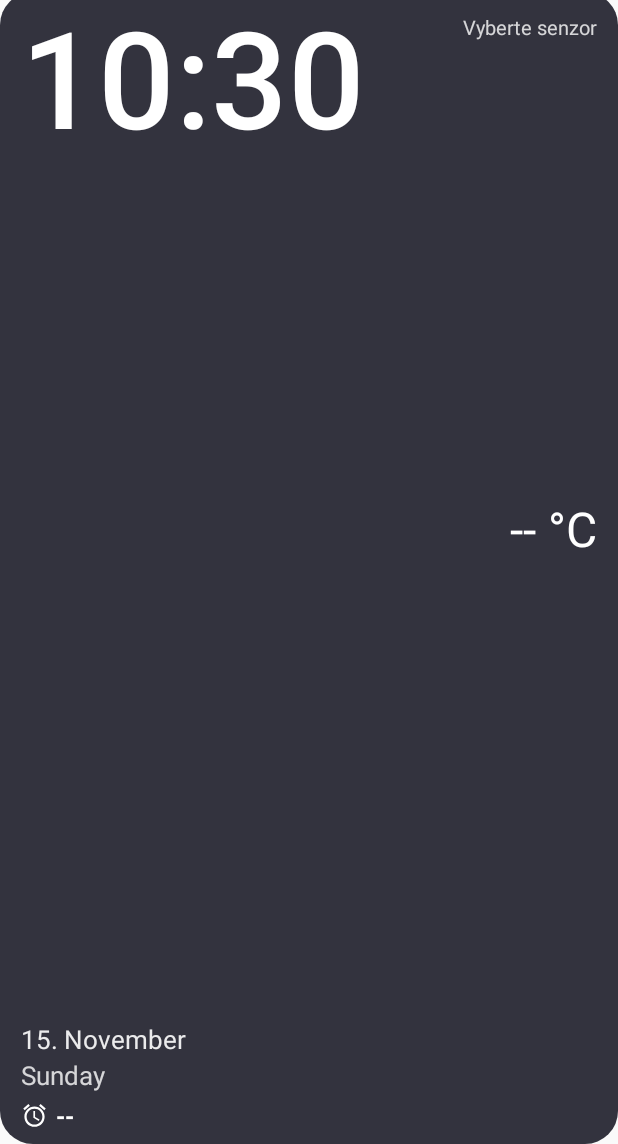
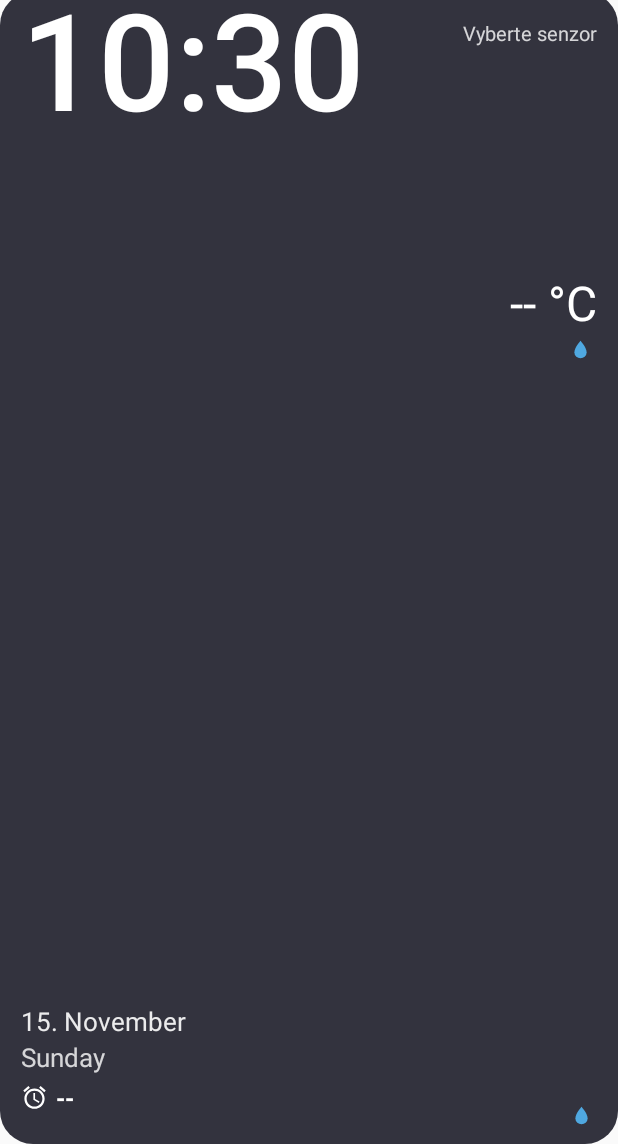
Before and after one commit to JimmyFoks/widget-pro-MiHome, an Android app: the layout widget.xml on its own in the app's theme, with its tools: preview values and no code run, on a phone screen of 412 x 824 dp, the part 92-1236 px from its top. Run offline under Robolectric (Android 15) with nearby library versions, the phone set to English and light mode, and no system bars.

Commit message:
Add files via upload

```diff
--- a/app/build.gradle.kts
+++ b/app/build.gradle.kts
@@ -11,8 +11,8 @@ android {
         applicationId = "cz.domaciwidget"
         minSdk = 26
         targetSdk = 34
-        versionCode = 8
-        versionName = "1.8"
+        versionCode = 9
+        versionName = "1.9"
     }
 
     buildTypes {
--- a/app/src/main/AndroidManifest.xml
+++ b/app/src/main/AndroidManifest.xml
@@ -14,7 +14,8 @@
 
     <application
         android:allowBackup="false"
-        android:icon="@drawable/ic_launcher"
+        android:icon="@mipmap/ic_launcher"
+        android:roundIcon="@mipmap/ic_launcher"
         android:label="@string/app_name"
         android:theme="@android:style/Theme.Material.Light.DarkActionBar">
 
--- a/app/src/main/res/drawable/ic_drop.xml
+++ b/app/src/main/res/drawable/ic_drop.xml
@@ -5,6 +5,6 @@
     android:viewportWidth="24"
     android:viewportHeight="24">
     <path
-        android:fillColor="#FFFFFF"
+        android:fillColor="#4FA8E0"
         android:pathData="M12,2 C12,2 5,10 5,15 A7,7 0 0,0 19,15 C19,10 12,2 12,2 Z" />
 </vector>
--- a/app/src/main/res/layout/widget.xml
+++ b/app/src/main/res/layout/widget.xml
@@ -26,8 +26,9 @@
                 android:id="@+id/clock"
                 android:layout_width="match_parent"
                 android:layout_height="0dp"
+                android:layout_marginTop="-12dp"
                 android:layout_weight="1"
-                android:autoSizeMaxTextSize="110sp"
+                android:autoSizeMaxTextSize="120sp"
                 android:autoSizeMinTextSize="30sp"
                 android:autoSizeStepGranularity="1sp"
                 android:autoSizeTextType="uniform"
@@ -107,7 +108,7 @@
             android:id="@+id/sensor_name"
             android:layout_width="match_parent"
             android:layout_height="wrap_content"
-            android:layout_marginTop="6dp"
+            android:layout_marginTop="10dp"
             android:ellipsize="end"
             android:gravity="end"
             android:maxLines="1"
@@ -135,14 +136,29 @@
             android:textColor="#FFFFFF"
             android:textSize="32sp" />
 
+        <LinearLayout
+            android:id="@+id/hum_row"
+            android:layout_width="wrap_content"
+            android:layout_height="wrap_content"
+            android:gravity="end|center_vertical"
+            android:orientation="horizontal">
+
+            <ImageView
+                android:id="@+id/hum_icon"
+                android:layout_width="14dp"
+                android:layout_height="14dp"
+                android:src="@drawable/ic_drop" />
+
             <TextView
                 android:id="@+id/hum"
                 android:layout_width="wrap_content"
                 android:layout_height="wrap_content"
+                android:layout_marginStart="4dp"
                 android:maxLines="1"
                 android:text=""
                 android:textColor="#CCFFFFFF"
                 android:textSize="14sp" />
+        </LinearLayout>
 
         <TextView
             android:id="@+id/range"
@@ -156,7 +172,7 @@
         <FrameLayout
             android:layout_width="match_parent"
             android:layout_height="0dp"
-            android:layout_weight="1" />
+            android:layout_weight="3" />
 
         <LinearLayout
             android:id="@+id/row2"
@@ -189,19 +205,34 @@
                     android:maxLines="1"
                     android:text=""
                     android:textColor="#FFFFFF"
-                    android:textSize="15sp"
+                    android:textSize="16sp"
                     android:textStyle="bold" />
+
+                <LinearLayout
+                    android:id="@+id/hum2_group"
+                    android:layout_width="wrap_content"
+                    android:layout_height="wrap_content"
+                    android:layout_marginStart="8dp"
+                    android:baselineAlignedChildIndex="1"
+                    android:gravity="center_vertical"
+                    android:orientation="horizontal">
+
+                    <ImageView
+                        android:layout_width="14dp"
+                        android:layout_height="14dp"
+                        android:src="@drawable/ic_drop" />
 
                     <TextView
                         android:id="@+id/sensor2_hum"
                         android:layout_width="wrap_content"
                         android:layout_height="wrap_content"
-                    android:layout_marginStart="8dp"
+                        android:layout_marginStart="3dp"
                         android:maxLines="1"
                         android:text=""
                         android:textColor="#CCFFFFFF"
-                    android:textSize="13sp" />
+                        android:textSize="14sp" />
                 </LinearLayout>
             </LinearLayout>
         </LinearLayout>
     </LinearLayout>
+</LinearLayout>
--- /dev/null
+++ b/app/src/main/res/mipmap-anydpi-v26/ic_launcher.xml
@@ -0,0 +1,6 @@
+<?xml version="1.0" encoding="utf-8"?>
+<adaptive-icon xmlns:android="http://schemas.android.com/apk/res/android">
+    <background android:drawable="@color/ic_launcher_background" />
+    <foreground android:drawable="@drawable/ic_launcher_foreground" />
+    <monochrome android:drawable="@drawable/ic_launcher_foreground" />
+</adaptive-icon>
--- /dev/null
+++ b/app/src/main/res/values/ic_launcher_background.xml
@@ -0,0 +1,4 @@
+<?xml version="1.0" encoding="utf-8"?>
+<resources>
+    <color name="ic_launcher_background">#1E1F2B</color>
+</resources>
```
Also changed, not shown: app/src/main/java/cz/domaciwidget/WidgetRenderer.kt (+16 -11 lines), app/src/main/res/drawable/ic_launcher_foreground.xml (added, +24 -0 lines). Lines whose indentation alone changed are shown as unchanged.
